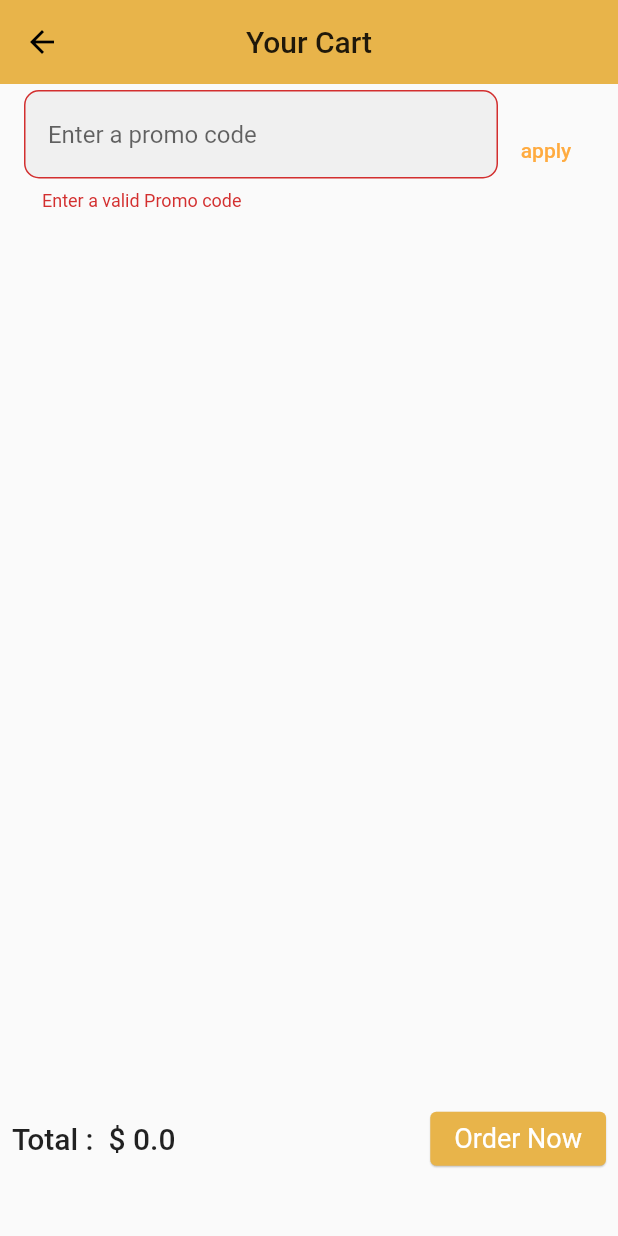
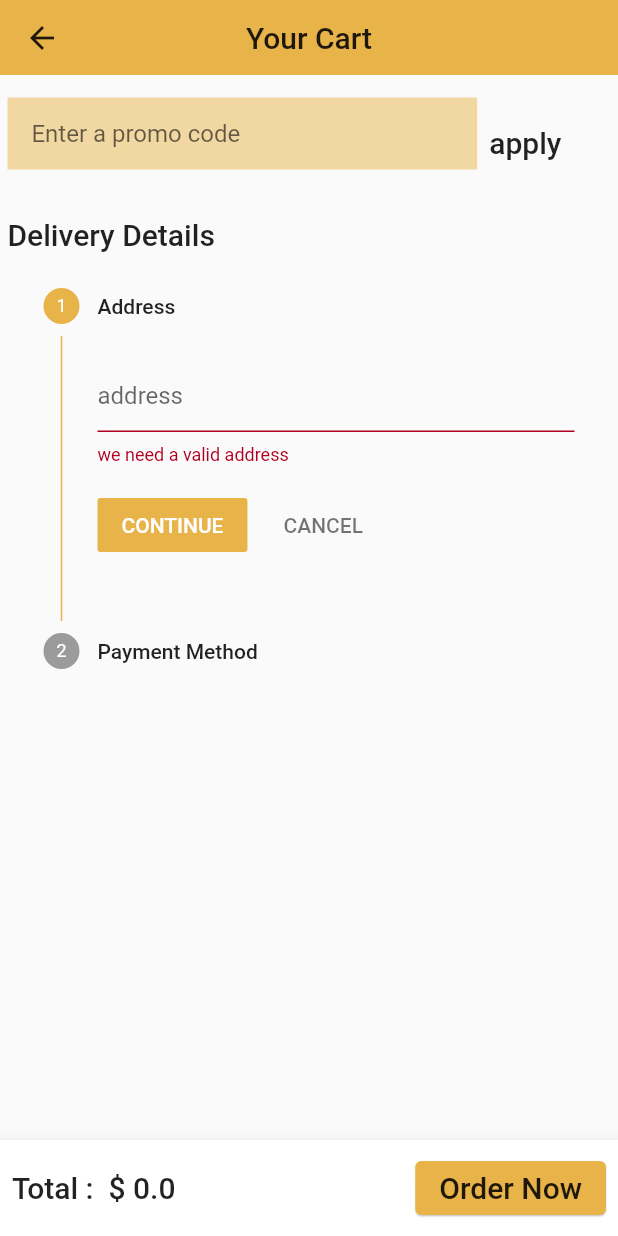
Before and after one commit to shema-ryan/lumika, a Flutter app: the CartScreen screen opened by its route, after a tap on "apply", on a phone screen of 412 x 824 dp. Run offline on Flutter 3.47's test engine with Material 2 defaults, Android fonts, the phone set to English and light mode, and no system bars; our stand-ins replace cloud_firestore, firebase_auth, firebase_core, firebase_storage, google_fonts, image_picker and 1 more; accounts and stored records are empty.

Commit message:
orderUI AND backEnd

```diff
--- a/lib/Provider/orderProvider.dart
+++ b/lib/Provider/orderProvider.dart
@@ -2,15 +2,21 @@ import '../Provider/provider.dart';
 import 'package:cloud_firestore/cloud_firestore.dart';
 class Order{
   final String id ;
+  final String address;
+  final String delivery;
   final String name ;
   final DateTime placedOn ;
   final List<CartItem> product ;
   final double total ;
-  Order({required this.id , required this.total ,required this.name, required this.placedOn, required this.product});
+  String deliveryStatus = 'ordered';
+  Order({  this.deliveryStatus = 'ordered' , required this.delivery , required this.address , required this.id , required this.total ,required this.name, required this.placedOn, required this.product});
 
  static  Future<void> addOrder({required Order order })async{
     try{
       await FirebaseFirestore.instance.collection('Order').add({
+        'status':order.deliveryStatus,
+        'delivery':order.delivery,
+        'address':order.address,
         'id' : order.id,
         'orderBy' : order.name ,
         'placedOn' : order.placedOn.toIso8601String(),
@@ -28,16 +34,20 @@ class Order{
           }
         }).toList(),
       });
-    }catch(e){
+    }
+    catch(e){
       throw e ;
     }
   }
 
  static Future<List<Order>> fetchAndSetOrder(String name)async{
-   QuerySnapshot doc = await FirebaseFirestore.instance.collection('Order').where('orderBy', isEqualTo:name).get();
+   QuerySnapshot doc = await FirebaseFirestore.instance.collection('Order').orderBy('placedOn' , descending: true).where('orderBy' , isEqualTo: name).get();
    List<Order> _order = [] ;
    doc.docs.forEach((element) {
      _order.add(Order(
+       deliveryStatus: element['status'],
+       delivery: element['delivery'],
+       address: element['address'],
        id: element['id'] ,
        name: element['orderBy'],
        total: element['amount'],
--- a/lib/Screens/cartScreen.dart
+++ b/lib/Screens/cartScreen.dart
@@ -1,11 +1,15 @@
 import 'dart:math';
 
+import 'package:firebase_auth/firebase_auth.dart';
 import 'package:flutter/material.dart';
 import 'package:garage/Screens/mainScreen.dart';
+import 'package:provider/provider.dart';
+
 import '../Provider/provider.dart';
-import 'package:provider/provider.dart';
-import 'package:firebase_auth/firebase_auth.dart';
-
+enum Delivery{
+  onDelivery,
+  usingMoMo,
+}
 class CartScreen extends StatefulWidget {
   static const routeName = '/CartScreen';
 
@@ -14,19 +18,94 @@ class CartScreen extends StatefulWidget {
 }
 
 class _CartScreenState extends State<CartScreen> {
-  final String promoCode = 'jesus is lord';
+  final List<String> promoCode = [
+    '' , 'jesus is lord'
+  ];
   double calculatedTotal = 0;
   final user = FirebaseAuth.instance.currentUser;
   final _form = GlobalKey<FormState>();
-  bool _loading = false ;
+  bool _loading = false;
+  int _currentStep = 0 ;
+  bool step2  = false ;
+   String address = '' ;
+   String delivery = '';
+   Delivery _delivery = Delivery.usingMoMo;
+
   @override
   Widget build(BuildContext context) {
     final _theme = Theme.of(context);
     final _shoppingCart = Provider.of<CartProvider>(context);
-    final _media = MediaQuery.of(context).size.width ;
+    final _media = MediaQuery.of(context).size.width;
 
     return Scaffold(
+      bottomNavigationBar: BottomAppBar(
+        child: Padding(
+          padding: const EdgeInsets.all(8.0),
+          child: Row(
+            mainAxisAlignment: MainAxisAlignment.spaceBetween,
+            children: [
+              calculatedTotal == 0
+                  ? Text(
+                      'Total :  \$ ${_shoppingCart.totalAmount()}',
+                      style: _theme.textTheme.headline6,
+                    )
+                  : Text(
+                      'Total :  \$$calculatedTotal',
+                      style: _theme.textTheme.headline6,
+                    ),
+              _loading
+                  ? CircularProgressIndicator()
+                  : ElevatedButton(
+                      onPressed: () {
+                        if(_form.currentState!.validate()){
+                          _form.currentState!.save();
+                          setState(() {
+                            _loading = true;
+                          });
+                          Order.addOrder(
+                              order: Order(
+                                delivery: delivery,
+                                address: address,
+                                id: Random(DateTime.now().second)
+                                    .nextInt(100000000)
+                                    .toString(),
+                                total: _shoppingCart.totalAmount(),
+                                name: user!.email!,
+                                placedOn: DateTime.now(),
+                                product: _shoppingCart.cart.values.toList(),
+                              )).then((_) {
+                            Navigator.of(context).pushNamedAndRemoveUntil(
+                                MainScreen.routeName, (route) => false);
+                            _shoppingCart.clearCart();
+                            Provider.of<ProductList>(context, listen: false)
+                                .clearList();
+                          }).catchError((e) {
+                            setState(() {
+                              _loading = false;
+                            });
+                            ScaffoldMessenger.of(context).showSnackBar(SnackBar(
+                              content: const Text('order can not be placed !'),
+                            ));
+                          });
+                        }
+                      },
+                      child: Text(
+                        'Order Now',
+                        style: _theme.textTheme.headline6,
+                      ),
+                    ),
+            ],
+          ),
+        ),
+      ),
       appBar: AppBar(
+        leading: IconButton(
+          icon:  Icon(Icons.arrow_back , color: _theme.textTheme.headline6!.color,),
+          onPressed: (){
+            Navigator.of(context).pop();
+          },
+        ),
+        toolbarHeight: 50,
         elevation: 0.0,
         centerTitle: true,
         title: Text('Your Cart', style: _theme.textTheme.headline6),
@@ -34,39 +113,16 @@ class _CartScreenState extends State<CartScreen> {
       ),
       body: Form(
         key: _form,
-        child: SingleChildScrollView(
-          child: Column(
+        child: ListView(
+          padding: const EdgeInsets.all(5),
           children: [
-                SizedBox(
-                  height: _media * 1.40,
-                  child: ListView(
-                    children: _shoppingCart.cart.values
-                        .map((cart) => ListTile(
-                              trailing: Container(
-                                width: _media * 0.4,
+            for (CartItem cart in _shoppingCart.cart.values)
+              Padding(
+                padding: const EdgeInsets.symmetric( vertical :10.0),
                 child: Row(
-
-                                  mainAxisAlignment: MainAxisAlignment.end,
+                  mainAxisAlignment: MainAxisAlignment.spaceBetween,
                   children: [
-                                    TextButton(
-                                      onPressed: () {
-                                        _shoppingCart.addCart(
-                                            product: cart.product);
-                                      },
-                                      child: const Icon(Icons.add , color: Colors.orangeAccent,),
-                                    ),
-                                    Text(cart.quantity.toInt().toString()),
-                                    TextButton(
-                                      onPressed: () {
-                                        _shoppingCart
-                                            .removeCartItem(cart.product);
-                                      },
-                                      child: const Icon(Icons.remove ,  color: Colors.orangeAccent),
-                                    ),
-                                  ],
-                                ),
-                              ),
-                              leading: Container(
+                    Container(
                       decoration: BoxDecoration(
                         borderRadius: BorderRadius.circular(10.0),
                       ),
@@ -79,29 +135,69 @@ class _CartScreenState extends State<CartScreen> {
                             fit: BoxFit.cover,
                           )),
                     ),
-                              title: Text(
+                    Expanded(
+                      child: Padding(
+                        padding: const EdgeInsets.only(left: 20),
+                        child: Column(
+                          mainAxisAlignment: MainAxisAlignment.start,
+                          crossAxisAlignment: CrossAxisAlignment.start,
+                          children: [
+                            Text(
                               cart.product.name,
-                                style: _theme.textTheme.bodyText2!.copyWith(
+                              style: _theme.textTheme.headline6!.copyWith(
                                 fontWeight: FontWeight.bold,
                               ),
                             ),
-                              subtitle:
-                                  Text('\$${cart.product.price * cart.quantity}' , style: _theme.textTheme.bodyText2,),
-                            ))
-                        .followedBy([
-                      ListTile(
-                        title: Row(
+                            Text(
+                              '\$${cart.product.price * cart.quantity}',
+                              style: _theme.textTheme.bodyText2,
+                            ),
+                          ],
+                        ),
+                      ),
+                    ),
+                    Row(
+                      mainAxisAlignment: MainAxisAlignment.end,
                       children: [
-                            Expanded(
+                        TextButton(
+                          onPressed: () {
+                            _shoppingCart.addCart(product: cart.product);
+                          },
+                          child: const Icon(
+                            Icons.add,
+                            color: Colors.orangeAccent,
+                          ),
+                        ),
+                        FittedBox(child: Text(cart.quantity.toInt().toString())),
+                        TextButton(
+                          onPressed: () {
+                            _shoppingCart.removeCartItem(cart.product);
+                          },
+                          child: const Icon(Icons.remove,
+                              color: Colors.orangeAccent),
+                        ),
+                      ],
+                    )
+                  ],
+                ),
+              ),
+            const SizedBox(height: 10,),
+            Row(
+              children: [
+                Container(
+                  height: 60,
+                  width: _media * 0.76,
                   child: TextFormField(
                     decoration: InputDecoration(
                       hintText: ' Enter a promo code ',
+                      border: InputBorder.none,
+                      fillColor: _theme.primaryColor.withOpacity(0.5),
                       filled: true,
-                                  border: OutlineInputBorder(
-                                      borderRadius: BorderRadius.circular(10)),
+                      // border: OutlineInputBorder(
+                      //     borderRadius: BorderRadius.circular(10)),
                     ),
                     validator: (value) {
-                                  if (value != promoCode) {
+                      if (!promoCode.contains(value)) {
                         return 'Enter a valid Promo code';
                       }
                       return null;
@@ -118,62 +214,88 @@ class _CartScreenState extends State<CartScreen> {
                       });
                     }
                   },
-                              child: const Text(
-                                'apply', style: TextStyle(color: Colors.orangeAccent),
+                  child: Text(
+                    'apply',
+                    style: _theme.textTheme.headline6,
+                  ),
+                ),
+              ],
+            ),
+            const SizedBox(height: 20,),
+            Text('Delivery Details' , style: _theme.textTheme.headline6,),
+            Theme(
+              data: ThemeData(
+                primaryColor: Color(0xffE8B44A),
+                colorScheme: ColorScheme.light(
+                  primary: Color(0xffE8B44A),
+                ),
+              ),
+              child: Stepper(
+                currentStep: _currentStep,
+                onStepContinue: (){
+                  if (_currentStep < 1 && _form.currentState!.validate()){
+                    setState(() {
+                      _currentStep ++ ;
+                      step2 = true ;
+                    });
+                  }
+                },
+                onStepCancel: (){
+                  if(_currentStep >=1 ){
+                    setState(() {
+                      _form.currentState!.save();
+                      _currentStep --;
+                      step2 = false ;
+                    });
+                  }
+                },
+                steps: [
+                  Step(
+                    state: _currentStep == 0 ? StepState.indexed : StepState.complete ,
+                    isActive: true ,
+                    title:const Text('Address'),
+                    content: TextFormField(
+                      onChanged: (value){
+                        address = value;
+                      },
+                      validator: (value){
+                        if(value == '' && value!.length <=0 ){
+                          return 'we need a valid address';
+                        }
+                         return null ;
+                      },
+                      decoration: InputDecoration(
+                        hintText: 'address'
+                      ),
+                    ),
+                  ) ,
+                  Step(
+                    state: _currentStep == 1 ? StepState.indexed : _loading ?  StepState.complete : StepState.indexed,
+                    isActive: step2,
+                    title: const Text('Payment Method'),
+                    content: DropdownButton(
+                      value: _delivery,
+                      onChanged: (value){
+                        setState(() {
+                          _delivery = value as Delivery;
+                        });
+                        if(value == Delivery.usingMoMo) delivery = 'Momo';
+                        delivery = 'on delivery';
+                      },
+                      items: [
+                        DropdownMenuItem(child: Text('on delivery') , value: Delivery.onDelivery,onTap: (){
+                          FocusScope.of(context).unfocus();
+                        },),
+                        DropdownMenuItem(child: Text('Using MoMo') , value: Delivery.usingMoMo,),
+                      ],
                     ),
                   ),
                 ],
               ),
             ),
-                    ]).toList(),
-                  ),
-                ),
-                SizedBox(height: _media * 0.229,),
-                Padding(
-                  padding: const EdgeInsets.all(8.0),
-                  child: Row(
-                    mainAxisAlignment: MainAxisAlignment.spaceBetween,
-                    children: [
-                      calculatedTotal == 0
-                          ? Text(
-                        'Total :  \$ ${_shoppingCart.totalAmount()}',
-                        style: _theme.textTheme.headline6,
-                      )
-                          : Text(
-                        'Total :  \$$calculatedTotal',
-                        style: _theme.textTheme.headline6,
-                      ),
-                    _loading ? CircularProgressIndicator(
-                    ): ElevatedButton(
-                        onPressed: () {
-                          setState(() {
-                            _loading = true ;
-                          });
-                        Order.addOrder(order: Order(
-                          id: Random(DateTime.now().second).nextInt(100000000).toString(),
-                          total: _shoppingCart.totalAmount(),
-                          name: user!.displayName!,
-                          placedOn: DateTime.now(),
-                          product: _shoppingCart.cart.values.toList(),
-                        )).then((_){
-                          Navigator.of(context).pushNamedAndRemoveUntil(MainScreen.routeName, (route) => false);
-                          _shoppingCart.clearCart();
-                          Provider.of<ProductList>(context , listen: false).clearList();
-                        }).catchError((e){
-                          setState(() {
-                            _loading = false;
-                          });
-                          ScaffoldMessenger.of(context).showSnackBar(SnackBar(
-                            content: const Text('order can not be placed !'),
-                          ));
-                        });
-                        },
-                        child: const  Text('Order Now'),
-                      ),
+            SizedBox(height: 20,)
+
           ],
-                  ),
-                ),
-              ]),
         ),
       ),
     );
--- a/lib/Screens/orderScreen.dart
+++ b/lib/Screens/orderScreen.dart
@@ -4,7 +4,7 @@ import '../Provider/provider.dart';
 import 'package:firebase_auth/firebase_auth.dart';
 class OrderScreen extends StatelessWidget {
   static const String routeName = 'OrderScreen';
-  final name  = FirebaseAuth.instance.currentUser!.displayName;
+  final name  = FirebaseAuth.instance.currentUser!.email;
 
   @override
   Widget build(BuildContext context) {
```
Also changed, not shown: lib/Widgets/OrderWidget.dart (+63 -22 lines). Lines whose indentation alone changed are shown as unchanged.
